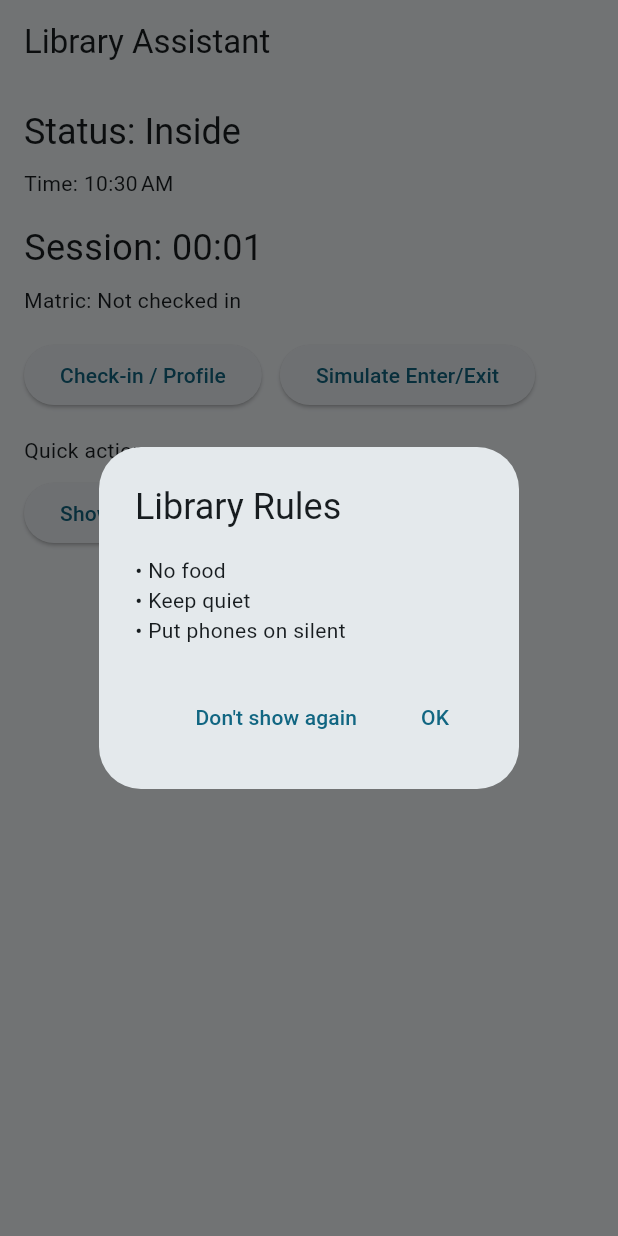
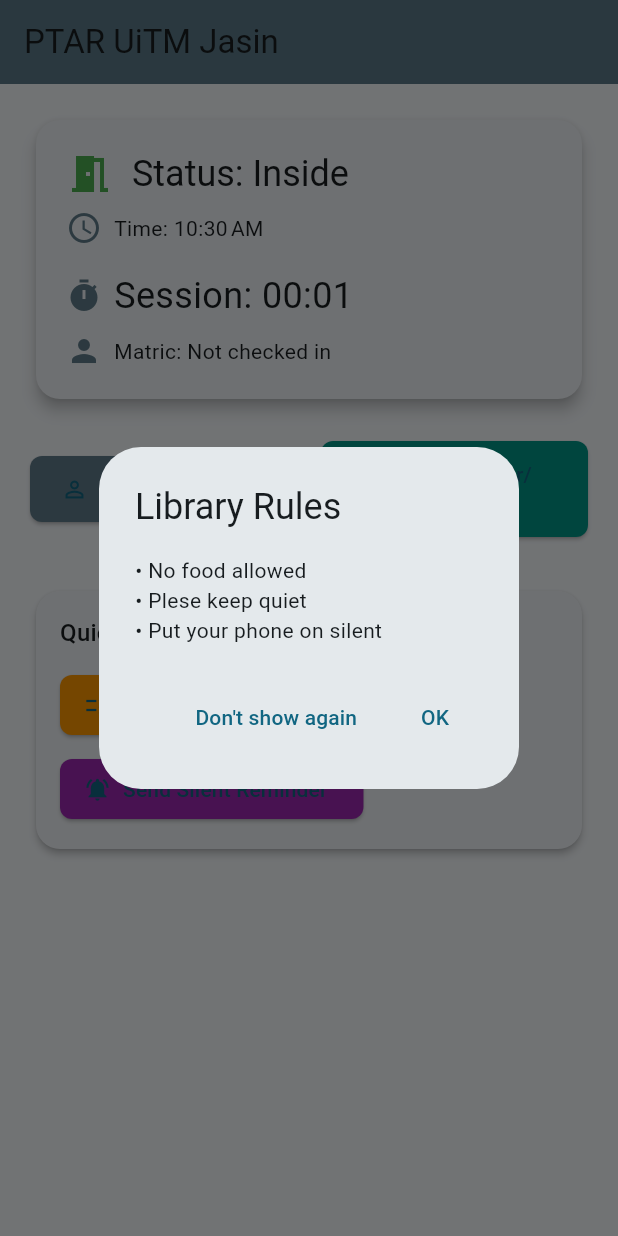
Before and after one commit to aininajwa84/ICT602GroupProject, a Flutter app: the screen it shows after launch, after a tap on "Simulate Enter/Exit", on a phone screen of 412 x 824 dp. Run offline on Flutter 3.47's test engine with Material 3 defaults, Android fonts, the phone set to English and light mode, and no system bars; our stand-ins replace cloud_firestore, firebase_core, flutter_local_notifications, permission_handler, shared_preferences; missing offline and left inert: flutter_beacon; accounts and stored records are empty.

Commit message:
Update UI and notification logic; bug fixes and improvements

```diff
--- a/lib/main.dart
+++ b/lib/main.dart
@@ -7,7 +7,13 @@
 
 void main() async {
   WidgetsFlutterBinding.ensureInitialized();
-  await Firebase.initializeApp();
+  try {
+    await Firebase.initializeApp();
+  } catch (e) {
+    // ignore: avoid_print
+    print('Firebase initialization failed: '
+        '${e.runtimeType}: $e');
+  }
   runApp(const MyApp());
 }
 
--- a/lib/screens/home_screen.dart
+++ b/lib/screens/home_screen.dart
@@ -50,9 +50,11 @@
   void _onBeaconChange() {
     final beacon = Provider.of<BeaconService>(context, listen: false);
     if (beacon.isInside) {
+      print('[DEBUG] Enter detected, starting session and welcome flow');
       _startSession();
       _showWelcomeFlow();
     } else {
+      print('[DEBUG] Exit detected, ending session and exit flow');
       _endSession();
       _showExitFlow();
     }
@@ -93,6 +95,7 @@
   }
 
   Future<void> _showExitFlow() async {
+  print('[DEBUG] Showing exit notification');
   final notif = NotificationService();
   await notif.showNotification(title: 'Thank you', body: 'Thanks for visiting the library.');
   }
@@ -110,9 +113,9 @@
             mainAxisSize: MainAxisSize.min,
             crossAxisAlignment: CrossAxisAlignment.start,
             children: const [
-              Text('• No food'),
-              Text('• Keep quiet'),
-              Text('• Put phones on silent'),
+              Text('• No food allowed'),
+              Text('• Plese keep quiet'),
+              Text('• Put your phone on silent'),
             ],
           ),
           actions: [
@@ -154,64 +157,151 @@
     final now = DateFormat.jm().format(DateTime.now());
 
     return Scaffold(
-      appBar: AppBar(title: const Text('Library Assistant')),
-      body: Padding(
-        padding: const EdgeInsets.all(16.0),
+      appBar: AppBar(
+        title: const Text('PTAR UiTM Jasin'),
+        backgroundColor: Colors.blueGrey,
+        elevation: 2,
+      ),
+      body: SingleChildScrollView(
+        child: Padding(
+          padding: const EdgeInsets.all(20.0),
+          child: Column(
+            crossAxisAlignment: CrossAxisAlignment.stretch,
+            children: [
+              Card(
+                shape: RoundedRectangleBorder(borderRadius: BorderRadius.circular(16)),
+                elevation: 4,
+                child: Padding(
+                  padding: const EdgeInsets.all(20.0),
                   child: Column(
                     crossAxisAlignment: CrossAxisAlignment.start,
                     children: [
+                      Row(
+                        children: [
+                          Icon(
+                            beacon.isInside ? Icons.meeting_room : Icons.exit_to_app,
+                            color: beacon.isInside ? Colors.green : Colors.red,
+                            size: 32,
+                          ),
+                          const SizedBox(width: 12),
                           Text('Status: $status', style: Theme.of(context).textTheme.headlineSmall),
+                        ],
+                      ),
                       const SizedBox(height: 8),
+                      Row(
+                        children: [
+                          Icon(Icons.access_time, color: Colors.blueGrey),
+                          const SizedBox(width: 8),
                           Text('Time: $now'),
+                        ],
+                      ),
                       const SizedBox(height: 16),
                       if (beacon.isInside) ...[
+                        Row(
+                          children: [
+                            Icon(Icons.timer, color: Colors.blueGrey),
+                            const SizedBox(width: 8),
                             Text('Session: ${_formatDuration(_elapsed)}', style: const TextStyle(fontSize: 24)),
+                          ],
+                        ),
                         const SizedBox(height: 8),
                       ],
-            Text('Matric: ${_matric.isEmpty ? 'Not checked in' : _matric}'),
-            const SizedBox(height: 16),
                       Row(
                         children: [
-                ElevatedButton(
+                          Icon(Icons.person, color: Colors.blueGrey),
+                          const SizedBox(width: 8),
+                          Text('Matric: ${_matric.isEmpty ? 'Not checked in' : _matric}'),
+                        ],
+                      ),
+                    ],
+                  ),
+                ),
+              ),
+              const SizedBox(height: 24),
+              Row(
+                mainAxisAlignment: MainAxisAlignment.center,
+                children: [
+                  Expanded(
+                    child: ElevatedButton.icon(
+                      style: ElevatedButton.styleFrom(
+                        backgroundColor: Colors.blueGrey,
+                        shape: RoundedRectangleBorder(borderRadius: BorderRadius.circular(8)),
+                        padding: const EdgeInsets.symmetric(horizontal: 16, vertical: 12),
+                      ),
+                      icon: const Icon(Icons.person_outline),
+                      label: const Text('Check-in / Profile'),
                       onPressed: () async {
                         final r = await Navigator.of(context).push(MaterialPageRoute(builder: (_) => const CheckinScreen()));
                         if (r == true) _loadMatric();
                       },
-                  child: const Text('Check-in / Profile'),
                     ),
-                const SizedBox(width: 12),
-                ElevatedButton(
+                  ),
+                  const SizedBox(width: 16),
+                  Expanded(
+                    child: ElevatedButton.icon(
+                      style: ElevatedButton.styleFrom(
+                        backgroundColor: Colors.teal,
+                        shape: RoundedRectangleBorder(borderRadius: BorderRadius.circular(8)),
+                        padding: const EdgeInsets.symmetric(horizontal: 16, vertical: 12),
+                      ),
+                      icon: const Icon(Icons.play_circle_outline),
+                      label: const Text('Simulate Enter/Exit'),
                       onPressed: () async {
-                    // toggle mock enter/exit for testing
                         final b = Provider.of<BeaconService>(context, listen: false);
                         b.toggleMock();
                       },
-                  child: const Text('Simulate Enter/Exit'),
+                    ),
                   ),
                 ],
               ),
-            const SizedBox(height: 16),
-            const Text('Quick actions:'),
-            const SizedBox(height: 8),
+              const SizedBox(height: 32),
+              Card(
+                shape: RoundedRectangleBorder(borderRadius: BorderRadius.circular(16)),
+                elevation: 2,
+                child: Padding(
+                  padding: const EdgeInsets.all(16.0),
+                  child: Column(
+                    crossAxisAlignment: CrossAxisAlignment.stretch,
+                    children: [
+                      Text('Quick Actions', style: Theme.of(context).textTheme.titleMedium),
+                      const SizedBox(height: 12),
                       Wrap(
-              spacing: 8,
+                        spacing: 12,
+                        runSpacing: 8,
                         children: [
-                ElevatedButton(
+                          ElevatedButton.icon(
+                            style: ElevatedButton.styleFrom(
+                              backgroundColor: Colors.orange,
+                              shape: RoundedRectangleBorder(borderRadius: BorderRadius.circular(8)),
+                            ),
+                            icon: const Icon(Icons.rule),
+                            label: const Text('Show Rules'),
                             onPressed: () async {
                               final prefs = await SharedPreferences.getInstance();
                               await prefs.setBool('hide_rules', false);
                               _showRulesIfNeeded();
                             },
-                    child: const Text('Show Rules')),
-                ElevatedButton(
+                          ),
+                          ElevatedButton.icon(
+                            style: ElevatedButton.styleFrom(
+                              backgroundColor: Colors.purple,
+                              shape: RoundedRectangleBorder(borderRadius: BorderRadius.circular(8)),
+                            ),
+                            icon: const Icon(Icons.notifications_active),
+                            label: const Text('Send Silent Reminder'),
                             onPressed: () async {
                               final notif = NotificationService();
                               await notif.showNotification(title: 'Silent Reminder', body: 'Please switch to silent mode');
                             },
-                    child: const Text('Send Silent Reminder')),
+                          ),
                         ],
-            )
+                      ),
                     ],
+                  ),
+                ),
+              ),
+            ],
+          ),
         ),
       ),
     );
```
Lines whose indentation alone changed are shown as unchanged.
